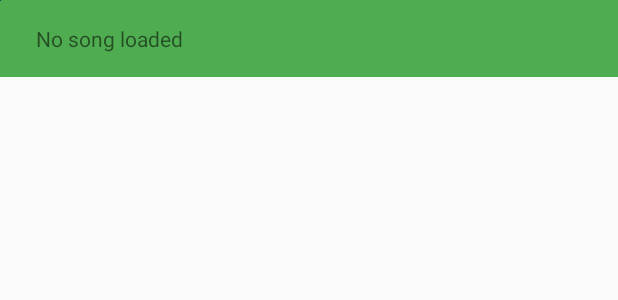
After one commit to NoahR-ATC/MoppyAndroid, an Android app: the layout slide_layout.xml on its own in the app's theme, with its tools: preview values and no code run, on a phone screen of 412 x 824 dp. The commit adds this screen. Shown: the top 300 px of the screen. Run offline under Robolectric (Android 15) with nearby library versions, the phone set to English and light mode, and no system bars.

Commit message:
Added files mistakenly ignored and implemented song title bar
Former-commit-id: e8e547478bdee4fc99c29622c7d64a2a3a40480d

```diff
--- a/app/src/main/java/com/moppyandroid/main/MainActivity.java
+++ b/app/src/main/java/com/moppyandroid/main/MainActivity.java
@@ -21,6 +21,7 @@ import android.os.Environment;
 import android.view.View;
 import android.view.ViewGroup;
 import android.widget.ArrayAdapter;
+import android.widget.FrameLayout;
 import android.widget.RelativeLayout;
 import android.widget.TextView;
 import android.widget.ListView;
@@ -154,7 +155,8 @@ public class MainActivity extends AppCompatActivity {
         toolbarLayout.measure(ViewGroup.LayoutParams.MATCH_PARENT, ViewGroup.LayoutParams.WRAP_CONTENT);
         panelLayout.setPanelHeight(toolbarLayout.getMeasuredHeight());
         textView.setText(GetStringEdited(String.valueOf(toolbarLayout.getHeight())));
-
+        FrameLayout songTitleBar = findViewById(R.id.song_title_bar);
+        songTitleBar.setLayoutParams(new RelativeLayout.LayoutParams(toolbarLayout.getMeasuredWidth(), toolbarLayout.getMeasuredHeight()));
         /*
         ListView listView = findViewById(R.id.listView);
         try {
--- /dev/null
+++ b/app/src/main/res/layout/slide_layout.xml
@@ -0,0 +1,35 @@
+<?xml version="1.0" encoding="utf-8"?>
+<RelativeLayout xmlns:android="http://schemas.android.com/apk/res/android"
+    xmlns:app="http://schemas.android.com/apk/res-auto"
+    android:id="@+id/slide_view"
+    android:layout_width="match_parent"
+    android:layout_height="match_parent"
+    android:orientation="vertical">
+
+    <FrameLayout
+        android:id="@+id/song_title_bar"
+        android:layout_width="match_parent"
+        android:layout_height="wrap_content"
+        android:background="#50AC50">
+
+        <TextView
+            android:id="@+id/song_title"
+            android:layout_width="wrap_content"
+            android:layout_height="wrap_content"
+            android:layout_gravity="start|center_vertical"
+            android:layout_marginHorizontal="?attr/dialogPreferredPadding"
+            android:layout_marginVertical="?attr/listPreferredItemPaddingStart"
+            android:ellipsize="marquee"
+            android:marqueeRepeatLimit="marquee_forever"
+            android:singleLine="true"
+            android:text="@string/song_title" />
+    </FrameLayout>
+
+    <ImageView
+        android:id="@+id/image_view"
+        android:layout_width="wrap_content"
+        android:layout_height="wrap_content"
+        android:contentDescription="@string/sequencer_fragment_txt"
+        app:srcCompat="@color/colorPrimaryDark" />
+
+</RelativeLayout>
--- a/app/src/main/res/values/strings.xml
+++ b/app/src/main/res/values/strings.xml
@@ -6,4 +6,5 @@
     <string name="slide_text">I\'m a slider! How long can I go? It seems that nobody knows. Perhaps I can go indefinitely. Regardless, I can support very long file names</string>
     <string name="play_button">Play button</string>
     <string name="pause_button">Pause button</string>
+    <string name="song_title">No song loaded</string>
 </resources>
```
Also changed, not shown: app/src/main/res/layout/activity_main.xml (+4 -3 lines), app/src/main/res/layout/main_layout.xml (added, +31 -0 lines), app/src/main/res/layout/slider_root_layout.xml (added, +20 -0 lines), 5 other files.
